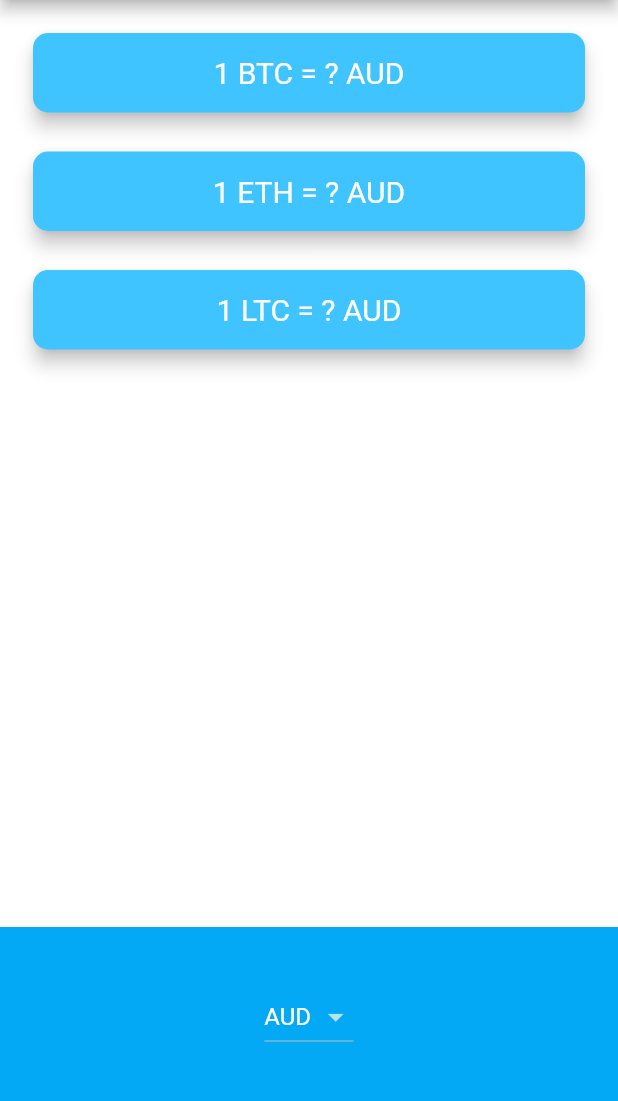
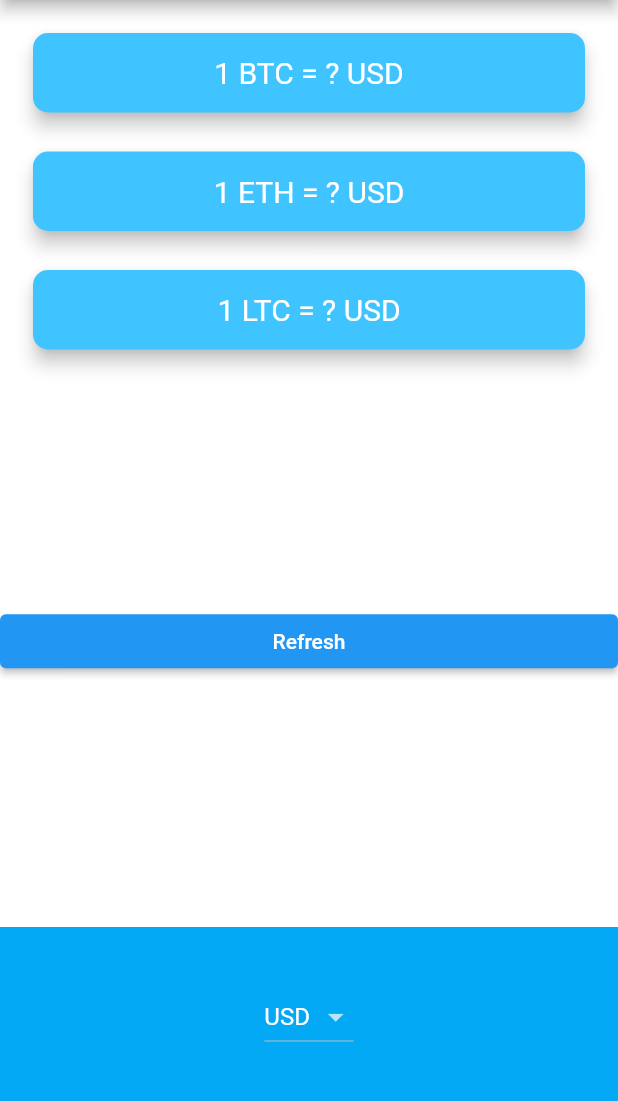
Before and after one commit to arvan903/crypto_currency_price, a Flutter app: the screen it shows after launch, on a phone screen of 412 x 824 dp, the part 84-1185 px from its top. Run offline on Flutter 3.47's test engine with Material 2 defaults, Android fonts, the phone set to English and light mode, and no system bars; network calls fail.

Commit message:
refresh button added , default currency is USD

```diff
--- a/lib/price_screen.dart
+++ b/lib/price_screen.dart
@@ -48,7 +48,7 @@ class PriceScreen extends StatefulWidget {
 }
 
 class _PriceScreenState extends State<PriceScreen> {
-  String selectedCurrency = 'AUD';
+  String selectedCurrency = 'USD';
 
   DropdownButton<String> androidDropdown() {
     List<DropdownMenuItem<String>> dropdownItems = [];
@@ -149,6 +149,14 @@ class _PriceScreenState extends State<PriceScreen> {
         children: <Widget>[
           makeCards(),
           Container(
+            child: ElevatedButton(
+              onPressed: () {
+                getData();
+              },
+              child: Text('Refresh'),
+            ),
+          ),
+          Container(
             height: 150.0,
             alignment: Alignment.center,
             padding: EdgeInsets.only(bottom: 30.0),
```
